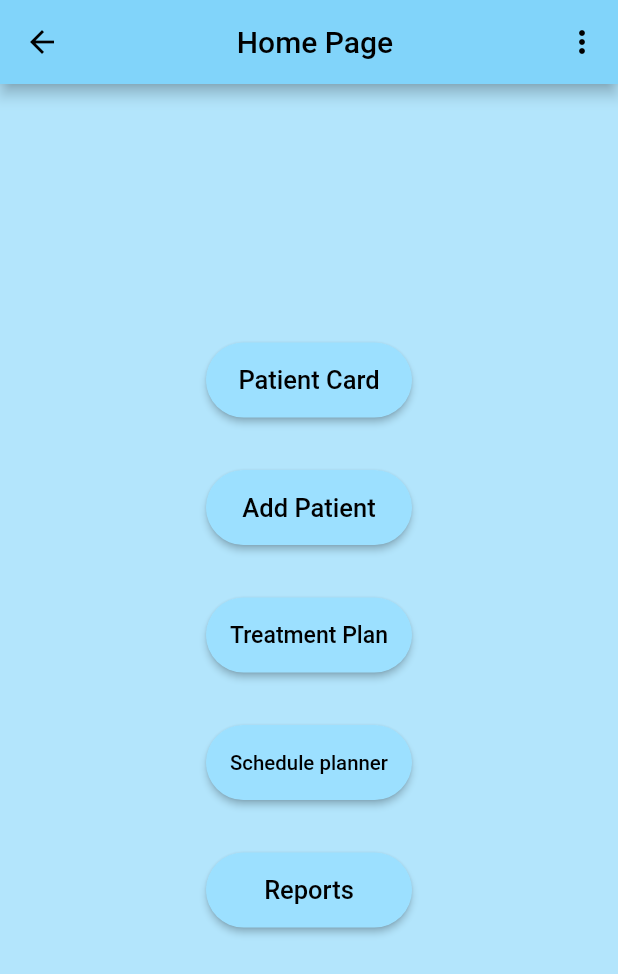
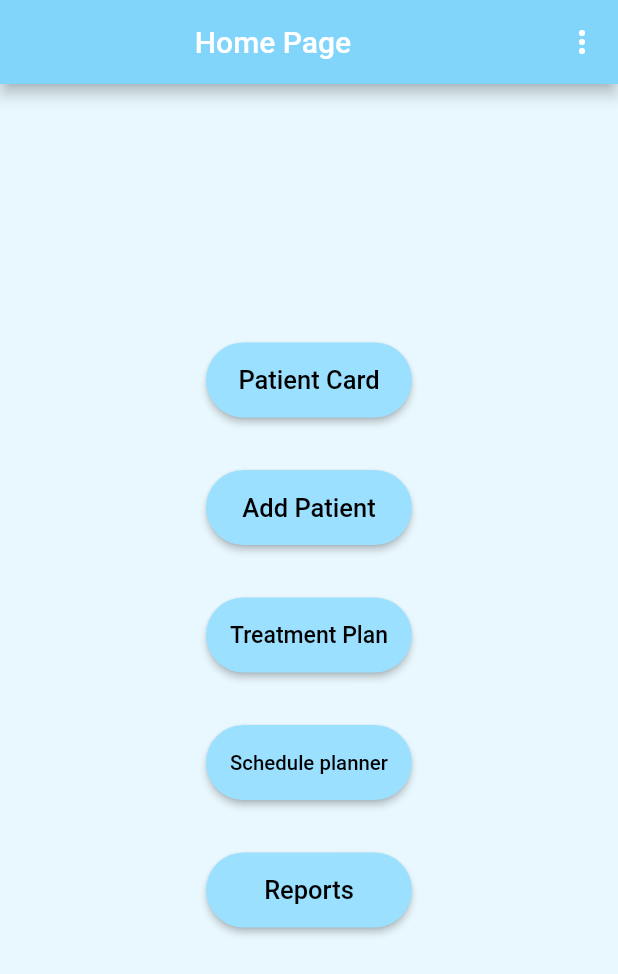
Before and after one commit to eizikr/MyDentist, a Flutter app: the HomePage screen opened directly, on a phone screen of 412 x 824 dp. Shown: the top 974 px of the screen. Run offline on Flutter 3.47's test engine with Material 2 defaults, Android fonts, the phone set to English and light mode, and no system bars; our stand-ins replace cloud_firestore, date_field, firebase_auth, firebase_core, firebase_database, fluttertoast and 5 more; missing offline and left inert: age_calculator, encrypt, side_navigation; accounts and stored records are empty; statements that could not run were skipped.

Commit message:
dark mode

```diff
--- a/lib/apps/reports/patient_report.dart
+++ b/lib/apps/reports/patient_report.dart
@@ -54,7 +54,6 @@
                               backgroundColor: ourSettings.appbarColor,
                               body: Center(
                                     child: Column (
-
                                       children: [
                                       const Text('A recommendation for the cost of annual dental insurance is :',
                                             style: TextStyle(fontSize: 30, color: Colors.black)
@@ -62,7 +61,8 @@
                                         Text('${snapshot.data}\$',
                                             style: const TextStyle(fontSize: 45, color: Colors.black)
                                     )
-                                    ],                                ),
+                                    ],
+                                    ),
                               )
                       );
                     }
--- a/lib/main.dart
+++ b/lib/main.dart
@@ -33,13 +33,12 @@
         scaffoldBackgroundColor: ourSettings.backgroundColor,
       ),
       darkTheme: ThemeData(
-        primarySwatch: ourSettings.backgroundColors,
-        scaffoldBackgroundColor: ourSettings.backgroundColor,
+        primarySwatch: ourSettings.darkbackgroundColors,
+        scaffoldBackgroundColor: ourSettings.darkbackgroundColor,
       ),
       // home: const LoadDataFromFireBase(),
       // home: const WidgetTree(),
-      // home: const HomePage(),
-    home: const ReportPage(),
+      home: const HomePage(),
     );
   }
 }
--- a/lib/our_widgets/settings.dart
+++ b/lib/our_widgets/settings.dart
@@ -2,8 +2,8 @@
 
 class ourSettings {
   static const Color backgroundColor = Color(0xFFB3E5FC);
+  static const Color darkbackgroundColor = Color.fromARGB(73, 179, 229, 252);
   static const Color appbarColor = Color(0xFF81D4FA);
-
   static const MaterialColor backgroundColors = MaterialColor(
     0xFF29B6F6,
     <int, Color>{
@@ -19,4 +19,19 @@
       900: Color(0xFF01579B),
     },
   );
+  static const MaterialColor darkbackgroundColors = MaterialColor(
+    0xFF78909C,
+    <int, Color>{
+      50: Color(0xFFECEFF1),
+      100: Color(0xFFCFD8DC),
+      200: Color(0xFFB0BEC5),
+      300: Color(0xFF90A4AE),
+      400: Color(0xFF78909C),
+      500: Color(0xFF78909C),
+      600: Color(0xFF546E7A),
+      700: Color(0xFF455A64),
+      800: Color(0xFF37474F),
+      900: Color(0xFF263238),
+    },
+  );
 }
```
